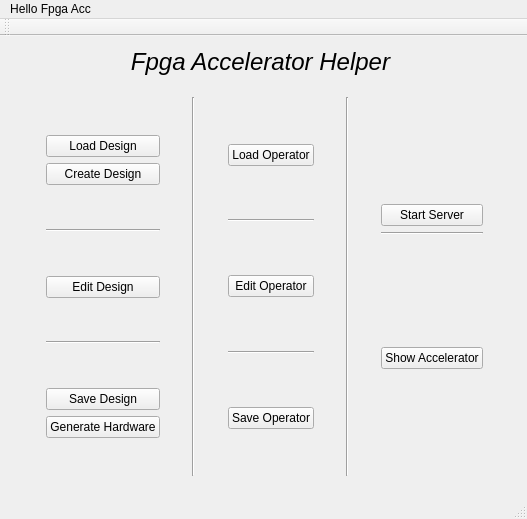
darthocir38/FpgaAccManager-qt, file src/ui/fpgaacc.ui: the form before one commit.
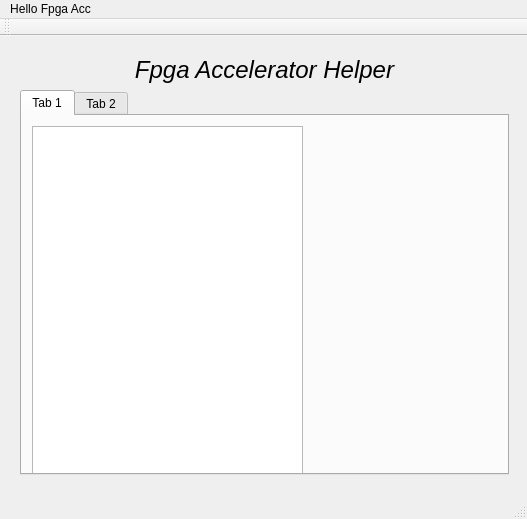
The form after the commit.

Commit message:
Change Design and model
Adapted an example the view the tiles

What changed in the file:
```diff
--- a/src/ui/fpgaacc.ui
+++ b/src/ui/fpgaacc.ui
@@ -18,443 +18,60 @@
     <property name="geometry">
      <rect>
       <x>9</x>
-      <y>50</y>
+      <y>9</y>
       <width>511</width>
-      <height>401</height>
+      <height>441</height>
      </rect>
     </property>
-    <layout class="QHBoxLayout" name="horizontalLayout">
+    <layout class="QVBoxLayout" name="verticalLayout">
      <item>
-      <spacer name="horizontalSpacer">
-       <property name="orientation">
-        <enum>Qt::Horizontal</enum>
+      <widget class="QLabel" name="label">
+       <property name="font">
+        <font>
+         <pointsize>18</pointsize>
+         <italic>true</italic>
+        </font>
        </property>
-       <property name="sizeHint" stdset="0">
-        <size>
-         <width>40</width>
-         <height>20</height>
-        </size>
+       <property name="text">
+        <string>Fpga Accelerator Helper</string>
        </property>
-      </spacer>
-     </item>
-     <item>
-      <layout class="QVBoxLayout" name="verticalLayout_3">
-       <item>
-        <spacer name="verticalSpacer_3">
-         <property name="orientation">
-          <enum>Qt::Vertical</enum>
-         </property>
-         <property name="sizeHint" stdset="0">
-          <size>
-           <width>20</width>
-           <height>40</height>
-          </size>
-         </property>
-        </spacer>
-       </item>
-       <item>
-        <widget class="QPushButton" name="loadDesign">
-         <property name="text">
-          <string>Load Design</string>
-         </property>
-        </widget>
-       </item>
-       <item>
-        <widget class="QPushButton" name="createDesign">
-         <property name="text">
-          <string>Create Design</string>
-         </property>
-        </widget>
-       </item>
-       <item>
-        <spacer name="verticalSpacer_12">
-         <property name="orientation">
-          <enum>Qt::Vertical</enum>
-         </property>
-         <property name="sizeHint" stdset="0">
-          <size>
-           <width>20</width>
-           <height>40</height>
-          </size>
-         </property>
-        </spacer>
-       </item>
-       <item>
-        <widget class="Line" name="line_4">
-         <property name="orientation">
-          <enum>Qt::Horizontal</enum>
-         </property>
-        </widget>
-       </item>
-       <item>
-        <spacer name="verticalSpacer_10">
-         <property name="orientation">
-          <enum>Qt::Vertical</enum>
-         </property>
-         <property name="sizeHint" stdset="0">
-          <size>
-           <width>20</width>
-           <height>40</height>
-          </size>
-         </property>
-        </spacer>
-       </item>
-       <item>
-        <widget class="QPushButton" name="editDesign">
-         <property name="text">
-          <string>Edit Design</string>
-         </property>
-        </widget>
-       </item>
-       <item>
-        <spacer name="verticalSpacer_13">
-         <property name="orientation">
-          <enum>Qt::Vertical</enum>
-         </property>
-         <property name="sizeHint" stdset="0">
-          <size>
-           <width>20</width>
-           <height>40</height>
-          </size>
-         </property>
-        </spacer>
-       </item>
-       <item>
-        <widget class="Line" name="line_3">
-         <property name="orientation">
-          <enum>Qt::Horizontal</enum>
-         </property>
-        </widget>
-       </item>
-       <item>
-        <spacer name="verticalSpacer">
-         <property name="orientation">
-          <enum>Qt::Vertical</enum>
-         </property>
-         <property name="sizeHint" stdset="0">
-          <size>
-           <width>20</width>
-           <height>40</height>
-          </size>
-         </property>
-        </spacer>
-       </item>
-       <item>
-        <widget class="QPushButton" name="saveDesign">
-         <property name="text">
-          <string>Save Design</string>
-         </property>
-        </widget>
-       </item>
-       <item>
-        <widget class="QPushButton" name="generateHW">
-         <property name="text">
-          <string>Generate Hardware</string>
-         </property>
-        </widget>
-       </item>
-       <item>
-        <spacer name="verticalSpacer_2">
-         <property name="orientation">
-          <enum>Qt::Vertical</enum>
-         </property>
-         <property name="sizeHint" stdset="0">
-          <size>
-           <width>20</width>
-           <height>40</height>
-          </size>
-         </property>
-        </spacer>
-       </item>
-      </layout>
-     </item>
-     <item>
-      <spacer name="horizontalSpacer_5">
-       <property name="orientation">
-        <enum>Qt::Horizontal</enum>
+       <property name="alignment">
+        <set>Qt::AlignCenter</set>
        </property>
-       <property name="sizeHint" stdset="0">
-        <size>
-         <width>40</width>
-         <height>20</height>
-        </size>
+       <property name="textInteractionFlags">
+        <set>Qt::NoTextInteraction</set>
        </property>
-      </spacer>
-     </item>
-     <item>
-      <widget class="Line" name="line">
-       <property name="orientation">
-        <enum>Qt::Vertical</enum>
-       </property>
       </widget>
      </item>
      <item>
-      <spacer name="horizontalSpacer_2">
-       <property name="orientation">
-        <enum>Qt::Horizontal</enum>
+      <widget class="QTabWidget" name="tabWidget">
+       <property name="currentIndex">
+        <number>0</number>
        </property>
-       <property name="sizeHint" stdset="0">
-        <size>
-         <width>40</width>
-         <height>20</height>
-        </size>
-       </property>
-      </spacer>
-     </item>
-     <item>
-      <layout class="QVBoxLayout" name="verticalLayout_2">
-       <item>
-        <spacer name="verticalSpacer_5">
-         <property name="orientation">
-          <enum>Qt::Vertical</enum>
+       <widget class="QWidget" name="hw">
+        <attribute name="title">
+         <string>Tab 1</string>
+        </attribute>
+        <widget class="QTableView" name="hwtable">
+         <property name="geometry">
+          <rect>
+           <x>10</x>
+           <y>10</y>
+           <width>271</width>
+           <height>351</height>
+          </rect>
          </property>
-         <property name="sizeHint" stdset="0">
-          <size>
-           <width>20</width>
-           <height>40</height>
-          </size>
-         </property>
-        </spacer>
-       </item>
-       <item>
-        <widget class="QPushButton" name="loadOp">
-         <property name="text">
-          <string>Load Operator</string>
-         </property>
         </widget>
-       </item>
-       <item>
-        <spacer name="verticalSpacer_15">
-         <property name="orientation">
-          <enum>Qt::Vertical</enum>
-         </property>
-         <property name="sizeHint" stdset="0">
-          <size>
-           <width>20</width>
-           <height>40</height>
-          </size>
-         </property>
-        </spacer>
-       </item>
-       <item>
-        <widget class="Line" name="line_5">
-         <property name="orientation">
-          <enum>Qt::Horizontal</enum>
-         </property>
-        </widget>
-       </item>
-       <item>
-        <spacer name="verticalSpacer_4">
-         <property name="orientation">
-          <enum>Qt::Vertical</enum>
-         </property>
-         <property name="sizeHint" stdset="0">
-          <size>
-           <width>20</width>
-           <height>40</height>
-          </size>
-         </property>
-        </spacer>
-       </item>
-       <item>
-        <widget class="QPushButton" name="saveOp">
-         <property name="text">
-          <string>Edit Operator</string>
-         </property>
-        </widget>
-       </item>
-       <item>
-        <spacer name="verticalSpacer_6">
-         <property name="orientation">
-          <enum>Qt::Vertical</enum>
-         </property>
-         <property name="sizeHint" stdset="0">
-          <size>
-           <width>20</width>
-           <height>40</height>
-          </size>
-         </property>
-        </spacer>
-       </item>
-       <item>
-        <widget class="Line" name="line_6">
-         <property name="orientation">
-          <enum>Qt::Horizontal</enum>
-         </property>
-        </widget>
-       </item>
-       <item>
-        <spacer name="verticalSpacer_14">
-         <property name="orientation">
-          <enum>Qt::Vertical</enum>
-         </property>
-         <property name="sizeHint" stdset="0">
-          <size>
-           <width>20</width>
-           <height>40</height>
-          </size>
-         </property>
-        </spacer>
-       </item>
-       <item>
-        <widget class="QPushButton" name="editOp">
-         <property name="text">
-          <string>Save Operator</string>
-         </property>
-        </widget>
-       </item>
-       <item>
-        <spacer name="verticalSpacer_11">
-         <property name="orientation">
-          <enum>Qt::Vertical</enum>
-         </property>
-         <property name="sizeHint" stdset="0">
-          <size>
-           <width>20</width>
-           <height>40</height>
-          </size>
-         </property>
-        </spacer>
-       </item>
-      </layout>
-     </item>
-     <item>
-      <spacer name="horizontalSpacer_6">
-       <property name="orientation">
-        <enum>Qt::Horizontal</enum>
-       </property>
-       <property name="sizeHint" stdset="0">
-        <size>
-         <width>40</width>
-         <height>20</height>
-        </size>
-       </property>
-      </spacer>
-     </item>
-     <item>
-      <widget class="Line" name="line_2">
-       <property name="orientation">
-        <enum>Qt::Vertical</enum>
-       </property>
+       </widget>
+       <widget class="QWidget" name="operator_2">
+        <attribute name="title">
+         <string>Tab 2</string>
+        </attribute>
+       </widget>
       </widget>
      </item>
-     <item>
-      <spacer name="horizontalSpacer_3">
-       <property name="orientation">
-        <enum>Qt::Horizontal</enum>
-       </property>
-       <property name="sizeHint" stdset="0">
-        <size>
-         <width>40</width>
-         <height>20</height>
-        </size>
-       </property>
-      </spacer>
-     </item>
-     <item>
-      <layout class="QVBoxLayout" name="verticalLayout">
-       <item>
-        <spacer name="verticalSpacer_8">
-         <property name="orientation">
-          <enum>Qt::Vertical</enum>
-         </property>
-         <property name="sizeHint" stdset="0">
-          <size>
-           <width>20</width>
-           <height>40</height>
-          </size>
-         </property>
-        </spacer>
-       </item>
-       <item>
-        <widget class="QPushButton" name="startServer">
-         <property name="text">
-          <string>Start Server</string>
-         </property>
-        </widget>
-       </item>
-       <item>
-        <widget class="Line" name="line_7">
-         <property name="orientation">
-          <enum>Qt::Horizontal</enum>
-         </property>
-        </widget>
-       </item>
-       <item>
-        <spacer name="verticalSpacer_7">
-         <property name="orientation">
-          <enum>Qt::Vertical</enum>
-         </property>
-         <property name="sizeHint" stdset="0">
-          <size>
-           <width>20</width>
-           <height>40</height>
-          </size>
-         </property>
-        </spacer>
-       </item>
-       <item>
-        <widget class="QPushButton" name="show">
-         <property name="text">
-          <string>Show Accelerator</string>
-         </property>
-        </widget>
-       </item>
-       <item>
-        <spacer name="verticalSpacer_9">
-         <property name="orientation">
-          <enum>Qt::Vertical</enum>
-         </property>
-         <property name="sizeHint" stdset="0">
-          <size>
-           <width>20</width>
-           <height>40</height>
-          </size>
-         </property>
-        </spacer>
-       </item>
-      </layout>
-     </item>
-     <item>
-      <spacer name="horizontalSpacer_4">
-       <property name="orientation">
-        <enum>Qt::Horizontal</enum>
-       </property>
-       <property name="sizeHint" stdset="0">
-        <size>
-         <width>40</width>
-         <height>20</height>
-        </size>
-       </property>
-      </spacer>
-     </item>
     </layout>
    </widget>
-   <widget class="QLabel" name="label">
-    <property name="geometry">
-     <rect>
-      <x>10</x>
-      <y>10</y>
-      <width>501</width>
-      <height>31</height>
-     </rect>
-    </property>
-    <property name="font">
-     <font>
-      <pointsize>18</pointsize>
-      <italic>true</italic>
-     </font>
-    </property>
-    <property name="text">
-     <string>Fpga Accelerator Helper</string>
-    </property>
-    <property name="alignment">
-     <set>Qt::AlignCenter</set>
-    </property>
-    <property name="textInteractionFlags">
-     <set>Qt::NoTextInteraction</set>
-    </property>
-   </widget>
   </widget>
   <widget class="QMenuBar" name="menuBar">
    <property name="geometry">
```
Left out of the diff: 2 changed lines with no effect on the pictures. The commit also changes 7 other files.
